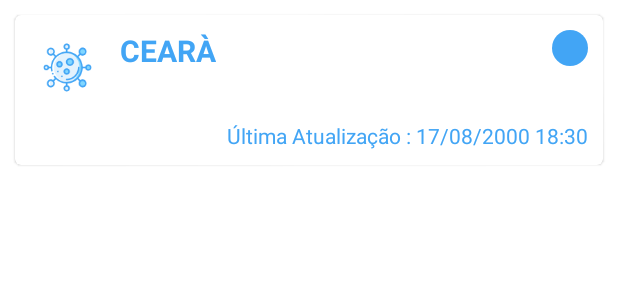
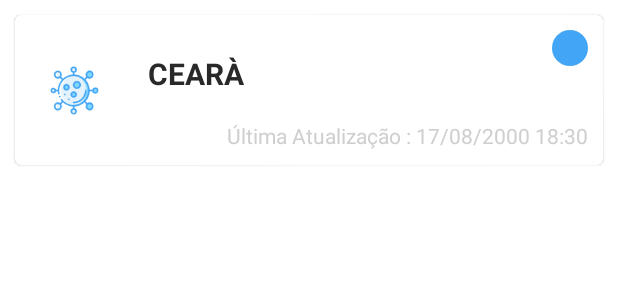
Before and after one commit to zLuCaS2K/BrazilianCovid19, an Android app: the layout item_data_recycler.xml on its own in the app's theme, with its tools: preview values and no code run, on a phone screen of 412 x 824 dp. Shown: the top 300 px of the screen. Run offline under Robolectric (Android 15) with nearby library versions, the phone set to English and light mode, and no system bars.

Commit message:
Implementação do BottomSheetDetailsState e melhorias na listagem dos estados

```diff
--- a/app/src/main/java/com/lucasprojects/braziliancovid19/model/domain/data/DataAdapter.kt
+++ b/app/src/main/java/com/lucasprojects/braziliancovid19/model/domain/data/DataAdapter.kt
@@ -21,7 +21,7 @@ class DataAdapter(
         fun bindData(data: Data) {
             Picasso.get().load("https://devarthurribeiro.github.io/covid19-brazil-api/static/flags/${data.uf}.png").into(itemBinding.imageFlagState)
             itemBinding.textNameState.text = Utils.setNameState(data.uf)
-            itemBinding.textNameState.text = Utils.formatDate(data.date)
+            itemBinding.textLastUpdate.text = Utils.formatDate(data.date)
         }
     }
 
--- a/app/src/main/java/com/lucasprojects/braziliancovid19/utils/Constants.kt
+++ b/app/src/main/java/com/lucasprojects/braziliancovid19/utils/Constants.kt
@@ -6,7 +6,7 @@ object Constants {
         const val BASE_URL = "https://api.brasil.io/v1/dataset/covid19/caso/"
         const val GET_ALL = "data?is_last=True&place_type=state"
         const val GET_CITY = "data/?is_last=True&place_type=city"
-        const val API_KEY = "YOUR_API_KEY"
+        const val API_KEY = "9bedc495f3335c779b4ba877cb74357159c348ff"
     }
 
     object DATA_STORE_KEYS {
--- a/app/src/main/res/layout/item_data_recycler.xml
+++ b/app/src/main/res/layout/item_data_recycler.xml
@@ -17,7 +17,11 @@
             android:layout_width="50dp"
             android:layout_height="50dp"
             android:layout_marginStart="10dp"
-            android:layout_marginTop="10dp"
+            android:layout_marginTop="5dp"
+            android:layout_marginEnd="10dp"
+            android:layout_marginBottom="5dp"
+            app:layout_constraintBottom_toBottomOf="parent"
+            app:layout_constraintEnd_toStartOf="@id/guidelineOne"
             app:layout_constraintStart_toStartOf="parent"
             app:layout_constraintTop_toTopOf="parent"
             tools:src="@mipmap/ic_launcher_round" />
@@ -27,10 +31,11 @@
             android:layout_width="wrap_content"
             android:layout_height="wrap_content"
             android:layout_marginStart="10dp"
-            android:textColor="@color/blue"
+            android:textAllCaps="true"
+            android:textColor="@color/black"
             android:textSize="20sp"
             android:textStyle="bold"
-            app:layout_constraintStart_toEndOf="@id/imageFlagState"
+            app:layout_constraintStart_toEndOf="@id/guidelineOne"
             app:layout_constraintTop_toTopOf="@id/imageFlagState"
             tools:text="CEARÀ" />
 
@@ -40,7 +45,7 @@
             android:layout_height="wrap_content"
             android:layout_marginEnd="10dp"
             android:layout_marginBottom="10dp"
-            android:textColor="@color/blue"
+            android:textColor="@color/gray"
             app:layout_constraintBottom_toBottomOf="parent"
             app:layout_constraintEnd_toEndOf="parent"
             tools:text="Última Atualização : 17/08/2000 18:30" />
@@ -55,6 +60,13 @@
             app:layout_constraintEnd_toEndOf="parent"
             app:layout_constraintTop_toTopOf="parent" />
 
+        <androidx.constraintlayout.widget.Guideline
+            android:id="@+id/guidelineOne"
+            android:layout_width="match_parent"
+            android:layout_height="wrap_content"
+            android:orientation="vertical"
+            app:layout_constraintGuide_percent="0.20" />
+
     </androidx.constraintlayout.widget.ConstraintLayout>
 
 </com.google.android.material.card.MaterialCardView>
--- a/app/src/main/res/values/colors.xml
+++ b/app/src/main/res/values/colors.xml
@@ -3,7 +3,10 @@
     <color name="blue">#42A5F5</color>
     <color name="blue_light">#80D6FF</color>
     <color name="blue_very_light">#E3F2FD</color>
-    <color name="black">#FF000000</color>
-    <color name="white">#FFFFFFFF</color>
-    <color name="red">#ef534f</color>
+    <color name="black">#292929</color>
+    <color name="gray">#CFCFCF</color>
+    <color name="white">#FFFFFF</color>
+    <color name="red">#FF5959</color>
+    <color name="orange">#FFB259</color>
+    <color name="purple">#9059FF</color>
 </resources>
--- a/app/src/main/res/values/strings.xml
+++ b/app/src/main/res/values/strings.xml
@@ -30,4 +30,6 @@
     <string name="loss_taste">Perda de paladar</string>
     <string name="loss_smell">Perda do olfato</string>
     <string name="symptoms">Sintomas</string>
+    <string name="population">População</string>
+    <string name="death_percent">Óbitos %</string>
 </resources>
```
Also changed, not shown: app/src/main/java/com/lucasprojects/braziliancovid19/ui/fragments/StatesListFragment.kt (+16 -2 lines), app/src/main/res/drawable/model_bottom_sheet_details_states.xml (added, +10 -0 lines), app/src/main/res/drawable/model_view_gray_bottom_sheet.xml (added, +9 -0 lines), app/src/main/res/layout/bottom_sheet_details_states.xml (added, +127 -0 lines), app/src/main/res/values/styles.xml (+39 -0 lines).
